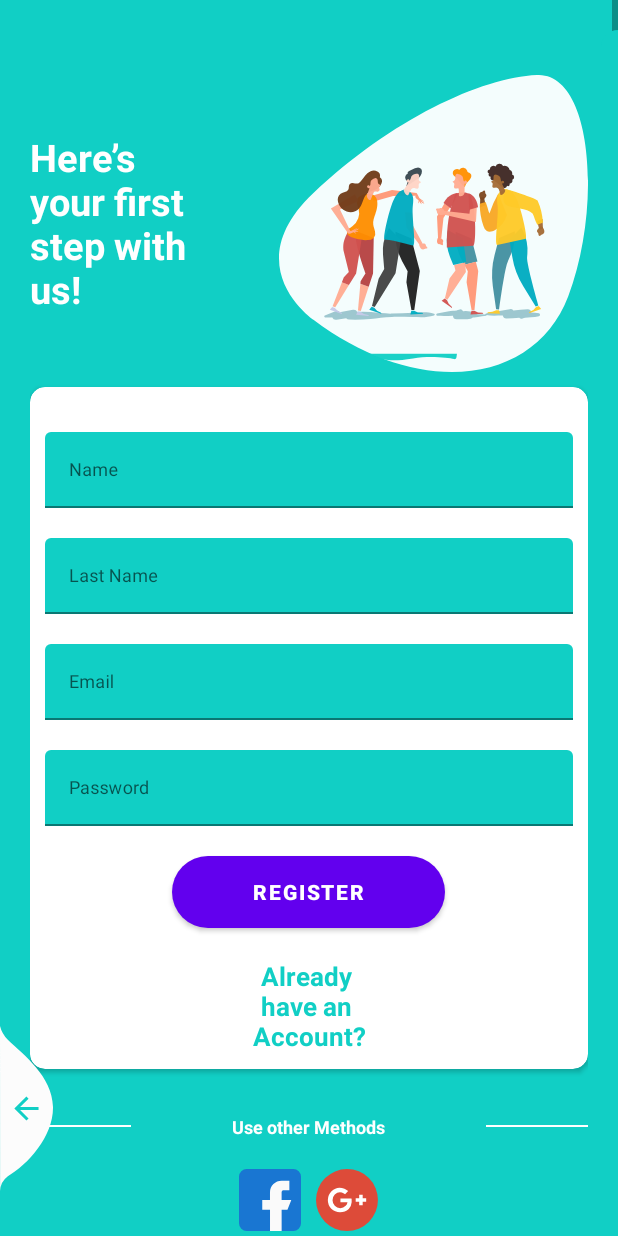
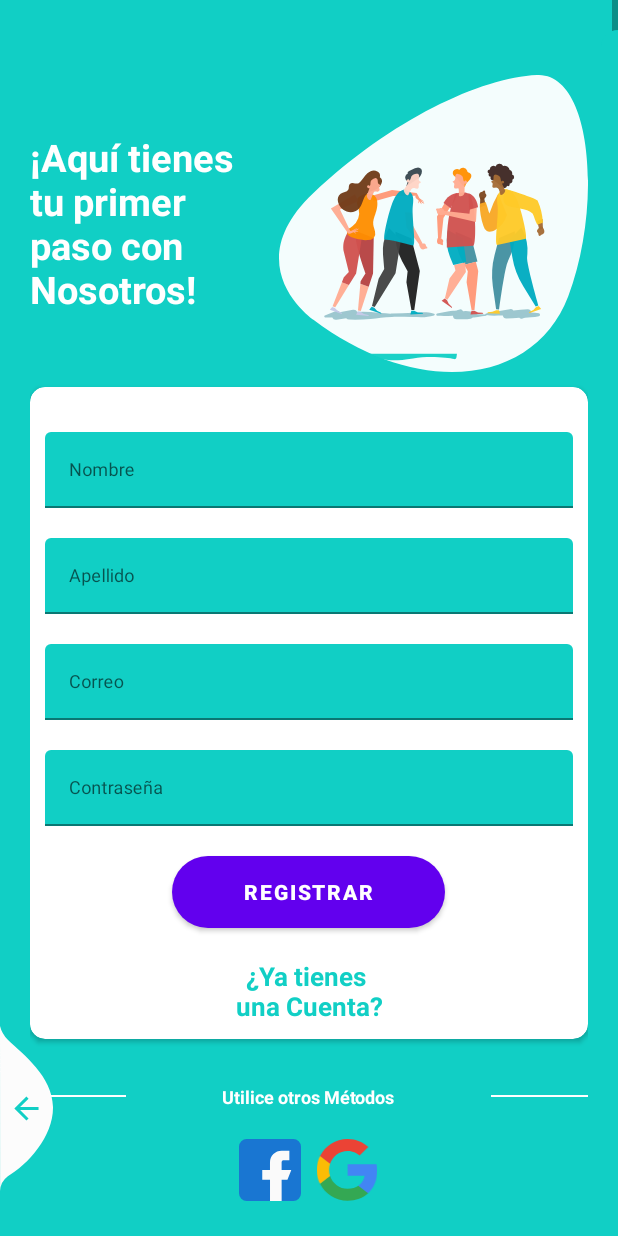
Before and after one commit to ASAZING/login_Android_php_Mysql_Modern, an Android app: the RegisterActivity screen opened directly, with no data from a screen before it, on a phone screen of 412 x 824 dp. Run offline under Robolectric (Android 15) with nearby library versions, the phone set to English and light mode, and no system bars; our stand-ins replace Volley; plain views replace CircularProgressButton.

Commit message:
Update and Depuration x2

```diff
--- /dev/null
+++ b/app/src/main/res/drawable/ic_google.xml
@@ -0,0 +1,20 @@
+<?xml version="1.0" encoding="utf-8"?>
+<vector xmlns:android="http://schemas.android.com/apk/res/android"
+    android:width="256dp"
+    android:height="262dp"
+    android:viewportWidth="256"
+    android:viewportHeight="262">
+
+    <path
+        android:fillColor="#4285F4"
+        android:pathData="M255.878 133.451c0-10.734-0.871-18.567-2.756-26.69H130.55v48.448h71.947c-1.45 12.04-9.283 30.172-26.69 42.356l-0.244 1.622 38.755 30.023 2.685 0.268 c24.659-22.774 38.875-56.282 38.875-96.027" />
+    <path
+        android:fillColor="#34A853"
+        android:pathData="M130.55 261.1c35.248 0 64.839-11.605 86.453-31.622l-41.196-31.913c-11.024 7.688-25.82 13.055-45.257 13.055-34.523 0-63.824-22.773-74.269-54.25l-1.531 0.13 -40.298 31.187-0.527 1.465C35.393 231.798 79.49 261.1 130.55 261.1" />
+    <path
+        android:fillColor="#FBBC05"
+        android:pathData="M56.281 156.37c-2.756-8.123-4.351-16.827-4.351-25.82 0-8.994 1.595-17.697 4.206-25.82l-0.073-1.73L15.26 71.312l-1.335 0.635 C5.077 89.644 0 109.517 0 130.55s5.077 40.905 13.925 58.602l42.356-32.782" />
+    <path
+        android:fillColor="#EB4335"
+        android:pathData="M130.55 50.479c24.514 0 41.05 10.589 50.479 19.438l36.844-35.974C195.245 12.91 165.798 0 130.55 0 79.49 0 35.393 29.301 13.925 71.947l42.211 32.783c10.59-31.477 39.891-54.251 74.414-54.251" />
+</vector>
--- a/app/src/main/res/drawable/ic_google_plus.xml
+++ /dev/null
@@ -1,15 +0,0 @@
-<vector xmlns:android="http://schemas.android.com/apk/res/android"
-        android:width="41dp"
-        android:height="41dp"
-        android:viewportWidth="41.685"
-        android:viewportHeight="41.647">
-    <path
-        android:pathData="M20.84,0A20.82,20.82 0,1 1,0 20.82,20.89 20.89,0 0,1 20.84,0Z"
-        android:fillColor="#dd4b39"/>
-    <path
-        android:pathData="M31.39,17.31v2.34h2.35v2.34h-2.35v2.34h-2.35v-2.34h-2.35v-2.34h2.35v-2.34Z"
-        android:fillColor="#fff"/>
-    <path
-        android:pathData="M10.29,26.68a8.36,8.36 0,0 1,0.13 -11.71,8.04 8.04,0 0,1 8.73,-1.69L20.32,13.93l1.3,0.91 -2.08,2.08 -0.78,-0.52a4.98,4.98 0,0 0,-6.12 0.78,5.46 5.46,0 0,0 0,7.55 5.04,5.04 0,0 0,7.3 0,4.15 4.15,0 0,0 1.17,-2.08v-0.26L16.42,22.39v-2.6L23.84,19.79l0.13,0.65v1.82a7.26,7.26 0,0 1,-1.95 4.55A8.64,8.64 0,0 1,10.29 26.68Z"
-        android:fillColor="#fff"/>
-</vector>
--- a/app/src/main/res/layout/activity_login.xml
+++ b/app/src/main/res/layout/activity_login.xml
@@ -121,10 +121,10 @@
                     android:layout_height="wrap_content"
                     android:src="@drawable/ic_facebook" />
                 <ImageView
-                    android:layout_width="wrap_content"
-                    android:layout_height="wrap_content"
+                    android:layout_width="41dp"
+                    android:layout_height="41dp"
                     android:layout_marginLeft="10dp"
-                    android:src="@drawable/ic_google_plus" />
+                    android:src="@drawable/ic_google" />
             </LinearLayout>
         </LinearLayout>
     </ScrollView>
--- a/app/src/main/res/layout/activity_register.xml
+++ b/app/src/main/res/layout/activity_register.xml
@@ -150,10 +150,10 @@
                     android:layout_height="wrap_content"
                     android:src="@drawable/ic_facebook" />
                 <ImageView
-                    android:layout_width="wrap_content"
-                    android:layout_height="wrap_content"
+                    android:layout_width="41dp"
+                    android:layout_height="41dp"
                     android:layout_marginLeft="10dp"
-                    android:src="@drawable/ic_google_plus" />
+                    android:src="@drawable/ic_google" />
             </LinearLayout>
         </LinearLayout>
     </ScrollView>
--- a/app/src/main/res/values/strings.xml
+++ b/app/src/main/res/values/strings.xml
@@ -1,33 +1,19 @@
+<?xml version="1.0" encoding="utf-8"?>
 <resources>
     <string name="app_name">ModernLogin</string>
-    <string name="name">Name</string>
-    <string name="last_name">Last Name</string>
-    <string name="email_hint">Email</string>
-    <string name="password_hint">Password</string>
-    <string name="forgot_password">Forgot Password?</string>
-    <string name="new_user">New user? Register Now</string>
-    <string name="use_other_methods">Use other Methods</string>
-    <string name="already_have_an_account">Already \nhave an \nAccount?</string>
-    <string name="heres_your_first_step_with_us">Here’s\nyour first\nstep with \nus!</string>
-    <string name="register">Register</string>
-    <string name="loading">Loading...</string>
+    <string name="name">Nombre</string>
+    <string name="last_name">Apellido</string>
+    <string name="email_hint">Correo</string>
+    <string name="password_hint">Contraseña</string>
+    <string name="forgot_password">¿Olvide mi Contraseña?</string>
+    <string name="new_user">¿Nuevo Usuario? Regístrate Ahora</string>
+    <string name="use_other_methods">Utilice otros Métodos</string>
+    <string name="already_have_an_account">¿Ya tienes \nuna Cuenta?</string>
+    <string name="heres_your_first_step_with_us">¡Aquí tienes \ntu primer \npaso con \nNosotros!</string>
+    <string name="register">Registrar</string>
+    <string name="loading">Cargando...</string>
     <string name="title_activity_dashboard">MainActivity</string>
-    <string name="title_security">Security</string>
+    <string name="title_security">Seguridad</string>
     <string name="title_dashboard">Dashboard</string>
-    <string name="title_copy">Copy</string>
-
-    <string-array name="array_technology">
-        <item>Android</item>
-        <item>Java</item>
-        <item>Php</item>
-        <item>Hadoop</item>
-        <item>Sap</item>
-        <item>Python</item>
-        <item>Ajax</item>
-        <item>C++</item>
-        <item>Ruby</item>
-        <item>Rails</item>
-        <item>.Net</item>
-        <item>Perl</item>
-    </string-array>
+    <string name="title_copy">Copiar</string>
 </resources>
```
Also changed, not shown: 1 other file.
